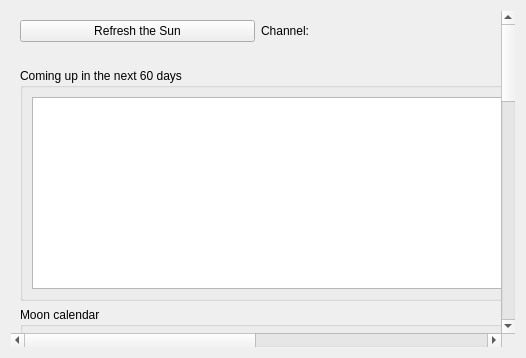
This is nightscribe/gui/ui/sky_calendar.ui in irydeo/nightscribe as Qt 5 draws it before an edit. The edited form follows.
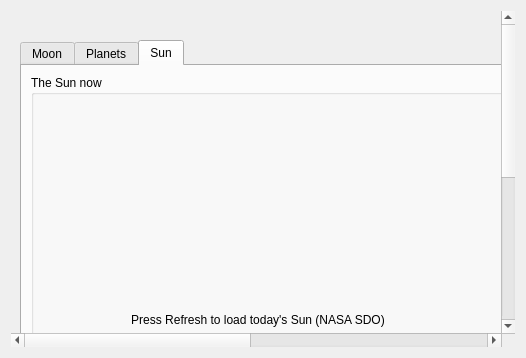
This is the edited form. The open tabs and pages were chosen to show the change.

```diff
--- a/nightscribe/gui/ui/sky_calendar.ui
+++ b/nightscribe/gui/ui/sky_calendar.ui
@@ -9,25 +9,6 @@
      <property name="frameShape"><enum>QFrame::NoFrame</enum></property>
      <widget class="QWidget" name="sky_container">
       <layout class="QVBoxLayout" name="skyLayout">
-       <item>
-        <layout class="QHBoxLayout">
-         <item><widget class="QPushButton" name="btn_refresh_sun"><property name="text"><string>Refresh the Sun</string></property></widget></item>
-         <item>
-          <widget class="QLabel" name="lbl_channel"><property name="text"><string>Channel:</string></property></widget>
-         </item>
-         <item>
-          <widget class="QComboBox" name="cmb_channel">
-           <item><property name="text"><string>Corona 193 Å</string></property></item>
-           <item><property name="text"><string>Chromosphere 304 Å</string></property></item>
-           <item><property name="text"><string>Corona 171 Å</string></property></item>
-           <item><property name="text"><string>Sunspots (visible)</string></property></item>
-           <item><property name="text"><string>Magnetogram</string></property></item>
-          </widget>
-         </item>
-          <item><spacer><property name="orientation"><enum>Qt::Horizontal</enum></property></spacer></item>
-          <item><widget class="QPushButton" name="btn_sun_post"><property name="text"><string>Render PNG for socials</string></property><property name="toolTip"><string>Write today's Sun panel (with the observatory watermark) for your networks</string></property></widget></item>
-         </layout>
-        </item>
         <item>
          <widget class="QLabel" name="lbl_impact">
           <property name="wordWrap"><bool>true</bool></property>
@@ -35,18 +16,11 @@
          </widget>
         </item>
         <item>
-         <widget class="QGroupBox" name="grp_events">
-          <property name="title"><string>Coming up in the next 60 days</string></property>
-          <layout class="QVBoxLayout">
-           <item>
-            <widget class="QListWidget" name="lst_events">
-             <property name="toolTip"><string>Moon phases, conjunctions, oppositions, eclipses and meteor showers — computed locally, no network</string></property>
-             <property name="maximumHeight"><number>170</number></property>
-            </widget>
-           </item>
-          </layout>
-         </widget>
-        </item>
+        <widget class="QTabWidget" name="tab_sky">
+         <property name="tabPosition"><enum>QTabWidget::North</enum></property>
+         <widget class="QWidget" name="tab_moon">
+          <attribute name="title"><string>Moon</string></attribute>
+          <layout class="QVBoxLayout" name="moonTabLayout">
         <item>
          <widget class="QGroupBox" name="grp_moon">
           <property name="title"><string>Moon calendar</string></property>
@@ -60,14 +34,46 @@
                <property name="text"><string/></property>
               </widget>
              </item>
-             <item><widget class="QLabel" name="lbl_moon"><property name="wordWrap"><bool>true</bool></property><property name="text"><string>Moon: —</string></property></widget></item>
-             <item><spacer name="moonSpacer"><property name="orientation"><enum>Qt::Horizontal</enum></property></spacer></item>
-            </layout>
-           </item>
-           <item><widget class="QLabel" name="lbl_moon_cal"><property name="wordWrap"><bool>true</bool></property><property name="text"><string>—</string></property></widget></item>
+                <item>
+                 <widget class="QLabel" name="lbl_moon">
+                  <property name="wordWrap"><bool>true</bool></property>
+                  <property name="text"><string>Moon: —</string></property>
+                 </widget>
+                </item>
+                <item>
+                 <spacer name="moonSpacer">
+                  <property name="orientation"><enum>Qt::Horizontal</enum></property>
+                 </spacer>
+                </item>
+               </layout>
+              </item>
+              <item>
+               <widget class="QLabel" name="lbl_moon_cal">
+                <property name="wordWrap"><bool>true</bool></property>
+                <property name="text"><string>—</string></property>
+               </widget>
+              </item>
           </layout>
          </widget>
         </item>
+           <item>
+            <widget class="QGroupBox" name="grp_events">
+             <property name="title"><string>Coming up in the next 60 days</string></property>
+             <layout class="QVBoxLayout">
+              <item>
+               <widget class="QListWidget" name="lst_events">
+                <property name="toolTip"><string>Moon phases, conjunctions, oppositions, eclipses and meteor showers — computed locally, no network</string></property>
+                <property name="maximumHeight"><number>320</number></property>
+               </widget>
+              </item>
+             </layout>
+            </widget>
+           </item>
+          </layout>
+         </widget>
+         <widget class="QWidget" name="tab_planets">
+          <attribute name="title"><string>Planets</string></attribute>
+          <layout class="QVBoxLayout" name="planetsTabLayout">
         <item>
          <widget class="QGroupBox" name="grp_planets">
           <property name="title"><string>Planets</string></property>
@@ -91,6 +97,11 @@
           </layout>
          </widget>
         </item>
+          </layout>
+         </widget>
+         <widget class="QWidget" name="tab_sun">
+          <attribute name="title"><string>Sun</string></attribute>
+          <layout class="QVBoxLayout" name="sunTabLayout">
         <item>
          <widget class="QGroupBox" name="grp_sun">
           <property name="title"><string>The Sun now</string></property>
@@ -123,9 +134,58 @@
               </item>
             </layout>
            </item>
-          </layout>
-         </widget>
-        </item>
+              <item>
+               <layout class="QHBoxLayout">
+                <item>
+                 <widget class="QPushButton" name="btn_refresh_sun">
+                  <property name="text"><string>Refresh the Sun</string></property>
+                 </widget>
+                </item>
+                <item>
+                 <widget class="QLabel" name="lbl_channel">
+                  <property name="text"><string>Channel:</string></property>
+                 </widget>
+                </item>
+                <item>
+                 <widget class="QComboBox" name="cmb_channel">
+                  <property name="currentIndex"><number>3</number></property>
+                  <item>
+                   <property name="text"><string>Corona 193 Å</string></property>
+                  </item>
+                  <item>
+                   <property name="text"><string>Chromosphere 304 Å</string></property>
+                  </item>
+                  <item>
+                   <property name="text"><string>Corona 171 Å</string></property>
+                  </item>
+                  <item>
+                   <property name="text"><string>Sunspots (visible)</string></property>
+                  </item>
+                  <item>
+                   <property name="text"><string>Magnetogram</string></property>
+                  </item>
+                 </widget>
+                </item>
+                <item>
+                 <spacer>
+                  <property name="orientation"><enum>Qt::Horizontal</enum></property>
+                 </spacer>
+                </item>
+                <item>
+                 <widget class="QPushButton" name="btn_sun_post">
+                  <property name="text"><string>Render PNG for socials</string></property>
+                  <property name="toolTip"><string>Write today's Sun panel (with the observatory watermark) for your networks</string></property>
+                 </widget>
+                </item>
+               </layout>
+              </item>
+             </layout>
+            </widget>
+           </item>
+          </layout>
+         </widget>
+        </widget>
+       </item>
         <item>
          <layout class="QHBoxLayout">
           <item><widget class="QPushButton" name="btn_sky_post"><property name="text"><string>Sky post draft…</string></property><property name="toolTip"><string>Draft the bilingual "sky today" post (Sun + Moon + planets)</string></property></widget></item>
```
Left out of the diff: 66 changed lines with no effect on the pictures. Lines whose indentation alone changed are shown as unchanged.
